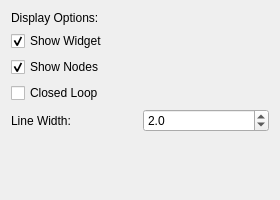
The window that libs/PCLEngine/Tools/MeasurementTools/cvContourToolDlg.ui (Asher-1/ACloudViewer) describes before a commit, drawn with Qt 5.
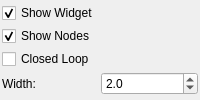
The same window after the commit.

Commit message: fix macos shortcuts issues with measurements tools

The edit to the form file:
```diff
--- a/libs/PCLEngine/Tools/MeasurementTools/cvContourToolDlg.ui
+++ b/libs/PCLEngine/Tools/MeasurementTools/cvContourToolDlg.ui
@@ -6,26 +6,35 @@
    <rect>
     <x>0</x>
     <y>0</y>
-    <width>280</width>
-    <height>200</height>
+    <width>0</width>
+    <height>0</height>
    </rect>
   </property>
+  <property name="sizePolicy">
+   <sizepolicy hsizetype="Minimum" vsizetype="Preferred">
+    <horstretch>0</horstretch>
+    <verstretch>0</verstretch>
+   </sizepolicy>
+  </property>
   <property name="windowTitle">
    <string>Contour Tool</string>
   </property>
   <layout class="QVBoxLayout" name="verticalLayout">
    <property name="spacing">
-    <number>6</number>
+    <number>2</number>
    </property>
-   <item>
-    <widget class="QLabel" name="label">
-     <property name="text">
-      <string>Display Options:</string>
-     </property>
-    </widget>
-   </item>
-   <item>
-    <layout class="QHBoxLayout" name="visibilityLayout">
+   <property name="leftMargin">
+    <number>2</number>
+   </property>
+   <property name="topMargin">
+    <number>2</number>
+   </property>
+   <property name="rightMargin">
+    <number>2</number>
+   </property>
+   <property name="bottomMargin">
+    <number>2</number>
+   </property>
      <item>
       <widget class="QCheckBox" name="widgetVisibilityCheckBox">
        <property name="text">
@@ -40,23 +49,6 @@
       </widget>
      </item>
      <item>
-      <spacer name="horizontalSpacer">
-       <property name="orientation">
-        <enum>Qt::Horizontal</enum>
-       </property>
-       <property name="sizeHint" stdset="0">
-        <size>
-         <width>40</width>
-         <height>20</height>
-        </size>
-       </property>
-      </spacer>
-     </item>
-    </layout>
-   </item>
-   <item>
-    <layout class="QHBoxLayout" name="showNodesLayout">
-     <item>
       <widget class="QCheckBox" name="showNodesCheckBox">
        <property name="text">
         <string>Show Nodes</string>
@@ -70,23 +62,6 @@
       </widget>
      </item>
      <item>
-      <spacer name="horizontalSpacer_2">
-       <property name="orientation">
-        <enum>Qt::Horizontal</enum>
-       </property>
-       <property name="sizeHint" stdset="0">
-        <size>
-         <width>40</width>
-         <height>20</height>
-        </size>
-       </property>
-      </spacer>
-     </item>
-    </layout>
-   </item>
-   <item>
-    <layout class="QHBoxLayout" name="closedLoopLayout">
-     <item>
       <widget class="QCheckBox" name="closedLoopCheckBox">
        <property name="text">
         <string>Closed Loop</string>
@@ -100,26 +75,14 @@
       </widget>
      </item>
      <item>
-      <spacer name="horizontalSpacer_3">
-       <property name="orientation">
-        <enum>Qt::Horizontal</enum>
-       </property>
-       <property name="sizeHint" stdset="0">
-        <size>
-         <width>40</width>
-         <height>20</height>
-        </size>
-       </property>
-      </spacer>
-     </item>
-    </layout>
-   </item>
-   <item>
     <layout class="QHBoxLayout" name="lineWidthLayout">
+     <property name="spacing">
+      <number>1</number>
+     </property>
      <item>
       <widget class="QLabel" name="label_2">
        <property name="text">
-        <string>Line Width:</string>
+        <string>Width:</string>
        </property>
       </widget>
      </item>
@@ -147,19 +110,6 @@
      </item>
     </layout>
    </item>
-   <item>
-    <spacer name="verticalSpacer">
-     <property name="orientation">
-      <enum>Qt::Vertical</enum>
-     </property>
-     <property name="sizeHint" stdset="0">
-      <size>
-       <width>20</width>
-       <height>40</height>
-      </size>
-     </property>
-    </spacer>
-   </item>
   </layout>
  </widget>
  <resources/>
```
Lines whose indentation alone changed are shown as unchanged. The commit also changes 18 other files.
